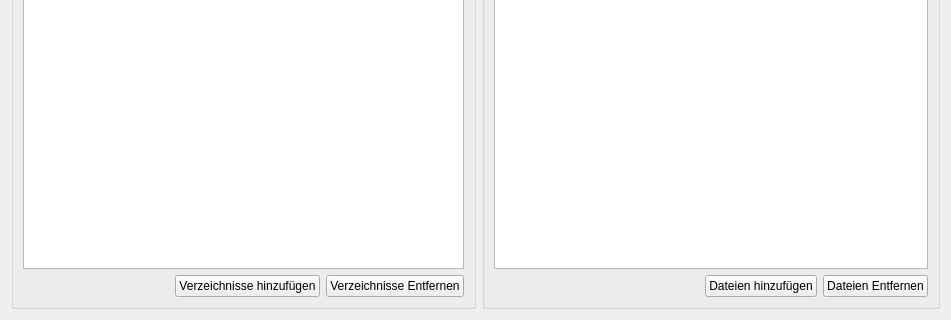
Before: the Qt Designer form ui/tabscanscheduling.ui in elgolondrino/clamui, drawn with Qt 5; both pictures show x 0 to 951 and y 238 to 558 of the 951 by 558 pixel window.
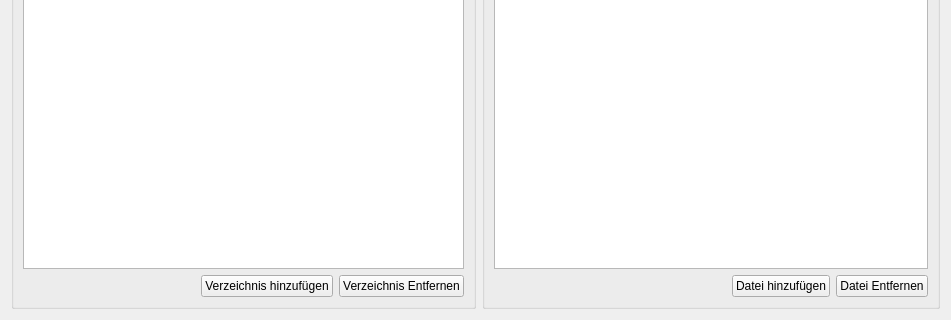
After: the same form once the commit is applied. Icons and pictures are not drawn.

The edit to the form file:
```diff
--- a/ui/tabscanscheduling.ui
+++ b/ui/tabscanscheduling.ui
@@ -57,7 +57,7 @@
            <string>Verzeichnisse auswählen, deren Inhlate von ClamAV überprüft werden sollen.</string>
           </property>
           <property name="text">
-           <string>Verzeichnisse hinzufügen</string>
+           <string>Verzeichnis hinzufügen</string>
           </property>
           <property name="icon">
            <iconset theme="document-open-folder">
@@ -72,7 +72,7 @@
            <string>Ausgewählte Verzeichnisse entfernen.</string>
           </property>
           <property name="text">
-           <string>Verzeichnisse Entfernen</string>
+           <string>Verzeichnis Entfernen</string>
           </property>
           <property name="icon">
            <iconset theme="edit-clear-list">
@@ -129,7 +129,7 @@
            <string>Verzeichnisse auswählen, deren Inhlate von ClamAV überprüft werden sollen.</string>
           </property>
           <property name="text">
-           <string>Dateien hinzufügen</string>
+           <string>Datei hinzufügen</string>
           </property>
           <property name="icon">
            <iconset theme="document-open-folder">
@@ -144,7 +144,7 @@
            <string>Ausgewählte Verzeichnisse entfernen.</string>
           </property>
           <property name="text">
-           <string>Dateien Entfernen</string>
+           <string>Datei Entfernen</string>
           </property>
           <property name="icon">
            <iconset theme="edit-clear-list">
```
Left out of the diff: 37 changed lines with no effect on the pictures.
